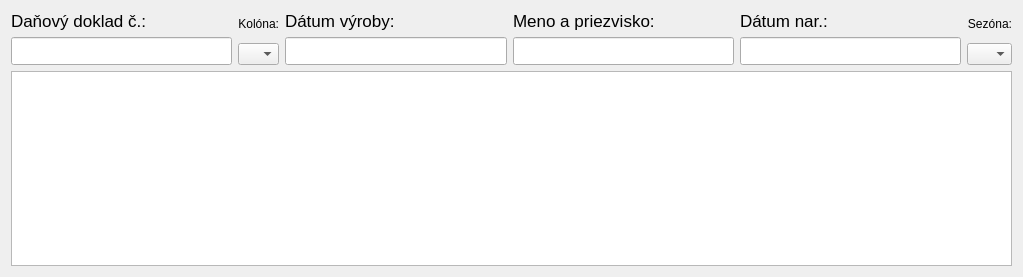
First picture: the form in src/ui/distillings_tab.ui, repository EduardFrlicka/Palenica-PyQt6, before the edit.
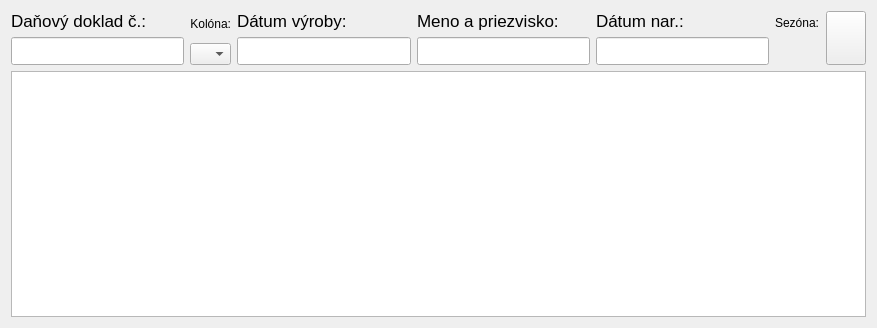
Second picture: the form after the edit. Icons and pictures are not drawn. Custom widgets are drawn as their Qt base class.

What changed in the file:
```diff
--- a/src/ui/distillings_tab.ui
+++ b/src/ui/distillings_tab.ui
@@ -6,8 +6,8 @@
    <rect>
     <x>0</x>
     <y>0</y>
-    <width>1023</width>
-    <height>277</height>
+    <width>877</width>
+    <height>328</height>
    </rect>
   </property>
   <property name="windowTitle">
@@ -159,35 +159,70 @@
       <layout class="QVBoxLayout" name="vertical_season">
        <item>
         <widget class="QLabel" name="label_3">
+         <property name="sizePolicy">
+          <sizepolicy hsizetype="Preferred" vsizetype="Preferred">
+           <horstretch>0</horstretch>
+           <verstretch>0</verstretch>
+          </sizepolicy>
+         </property>
          <property name="text">
           <string>Sezóna:</string>
          </property>
          <property name="alignment">
-          <set>Qt::AlignmentFlag::AlignRight|Qt::AlignmentFlag::AlignTrailing|Qt::AlignmentFlag::AlignVCenter</set>
+          <set>Qt::AlignmentFlag::AlignLeading|Qt::AlignmentFlag::AlignLeft|Qt::AlignmentFlag::AlignVCenter</set>
          </property>
         </widget>
        </item>
        <item>
-        <widget class="QComboBox" name="cb_season">
-         <property name="sizePolicy">
-          <sizepolicy hsizetype="Preferred" vsizetype="Fixed">
-           <horstretch>0</horstretch>
-           <verstretch>0</verstretch>
-          </sizepolicy>
-         </property>
-         <item>
-          <property name="text">
-           <string/>
-          </property>
-         </item>
-        </widget>
+        <widget class="SeasonSelect" name="seasonSelect" native="true"/>
        </item>
       </layout>
      </item>
+     <item>
+      <widget class="QPushButton" name="buttonRefresh">
+       <property name="enabled">
+        <bool>true</bool>
+       </property>
+       <property name="sizePolicy">
+        <sizepolicy hsizetype="Preferred" vsizetype="Preferred">
+         <horstretch>0</horstretch>
+         <verstretch>0</verstretch>
+        </sizepolicy>
+       </property>
+       <property name="sizeIncrement">
+        <size>
+         <width>1</width>
+         <height>1</height>
+        </size>
+       </property>
+       <property name="text">
+        <string/>
+       </property>
+       <property name="icon">
+        <iconset>
+         <normaloff>../../../../../../resources/undo_icon.png</normaloff>../../../../../../resources/undo_icon.png</iconset>
+       </property>
+       <property name="checkable">
+        <bool>false</bool>
+       </property>
+       <property name="autoDefault">
+        <bool>false</bool>
+       </property>
+       <property name="default">
+        <bool>false</bool>
+       </property>
+       <property name="flat">
+        <bool>false</bool>
+       </property>
+      </widget>
+     </item>
     </layout>
    </item>
    <item>
     <widget class="QTableView" name="order_table">
+     <property name="sizeAdjustPolicy">
+      <enum>QAbstractScrollArea::SizeAdjustPolicy::AdjustIgnored</enum>
+     </property>
      <attribute name="verticalHeaderVisible">
       <bool>false</bool>
      </attribute>
@@ -195,6 +230,17 @@
    </item>
   </layout>
  </widget>
+ <customwidgets>
+  <customwidget>
+   <class>SeasonSelect</class>
+   <extends>QWidget</extends>
+   <header>widgets.season_select</header>
+   <container>1</container>
+   <slots>
+    <signal>seasonSelected(int)</signal>
+   </slots>
+  </customwidget>
+ </customwidgets>
  <resources/>
  <connections>
   <connection>
```
Left out of the diff: 50 changed lines with no effect on the pictures.
